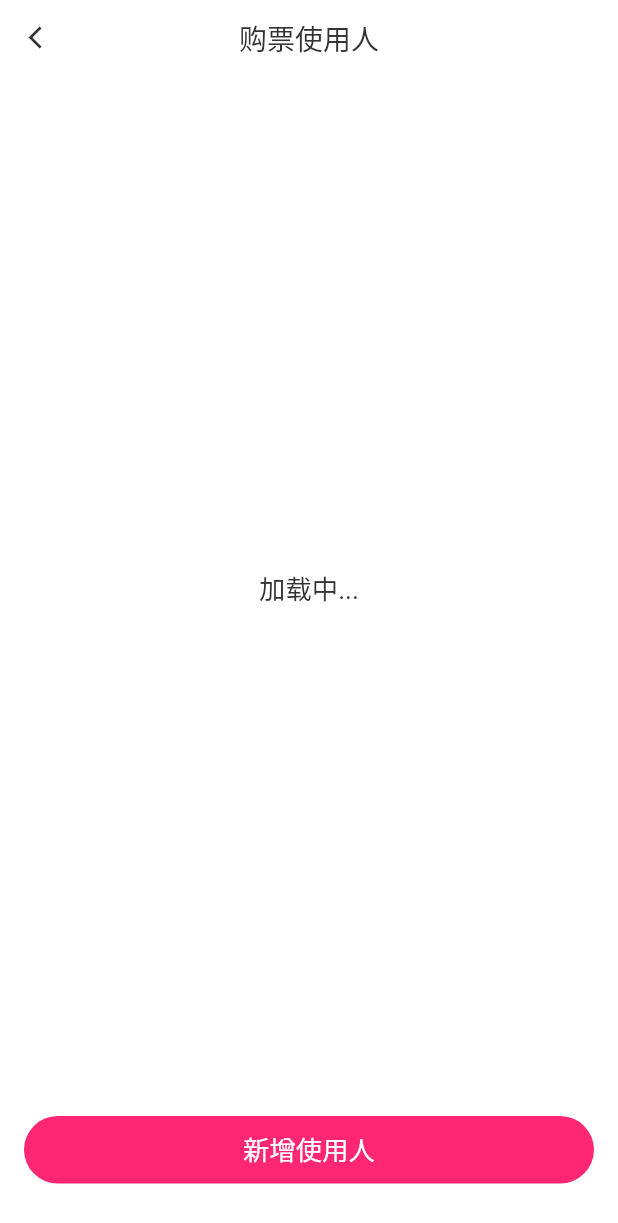
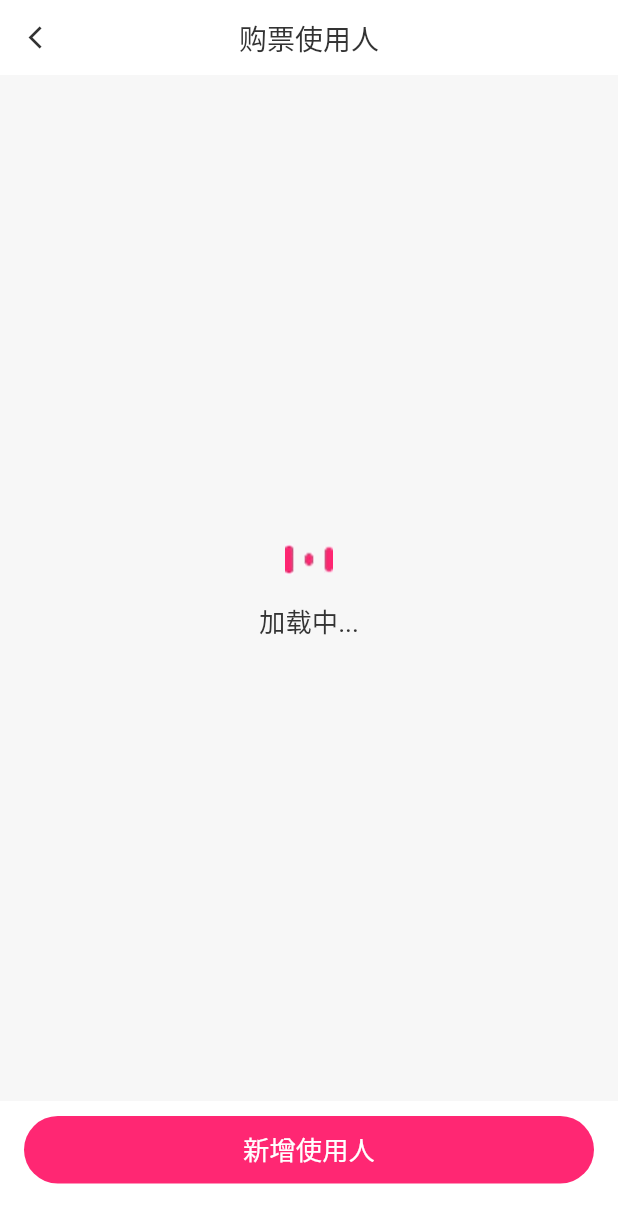
Before and after one commit to wlong800/easy_net_core, a Flutter app: the screen it shows after launch, on a phone screen of 412 x 824 dp. Shown: the top 1223 px of the screen. Run offline on Flutter 3.47's test engine with Material 2 defaults, Android fonts, the phone set to English and light mode, and no system bars; our stand-ins replace dio, flutter_screenutil, flutter_swipe_action_cell, get_it, pull_to_refresh, shared_preferences; missing offline and left inert: all_future_plugin.

Commit message:
完善loading样式

```diff
--- a/lib/base/widget/common_ui_kit.dart
+++ b/lib/base/widget/common_ui_kit.dart
@@ -468,7 +468,8 @@ class AvatarKit extends StatelessWidget {
 class LoadingKit extends StatelessWidget {
   final Color bgColor;
 
-  const LoadingKit({Key? key, this.bgColor = Colors.white}) : super(key: key);
+  const LoadingKit({Key? key, this.bgColor = R.color_background})
+      : super(key: key);
 
   @override
   Widget build(BuildContext context) {
@@ -481,6 +482,14 @@ class LoadingKit extends StatelessWidget {
             padding: const EdgeInsets.only(top: 0.0),
             child: Container(
               alignment: Alignment.center,
+              child: Column(
+                children: [
+                  Image.asset(
+                    "images/icon_dialog_loading.webp",
+                    width: 32.0,
+                  ),
+                  Padding(
+                    padding: const EdgeInsets.only(top: 12.0),
                     child: Text(
                       "加载中...",
                       style: TextStyle(
@@ -488,6 +497,9 @@ class LoadingKit extends StatelessWidget {
                         fontSize: sp(Sp.font_big),
                       ),
                       textAlign: TextAlign.center,
+                    ),
+                  ),
+                ],
               ),
             ),
           ),
```
Lines whose indentation alone changed are shown as unchanged.
